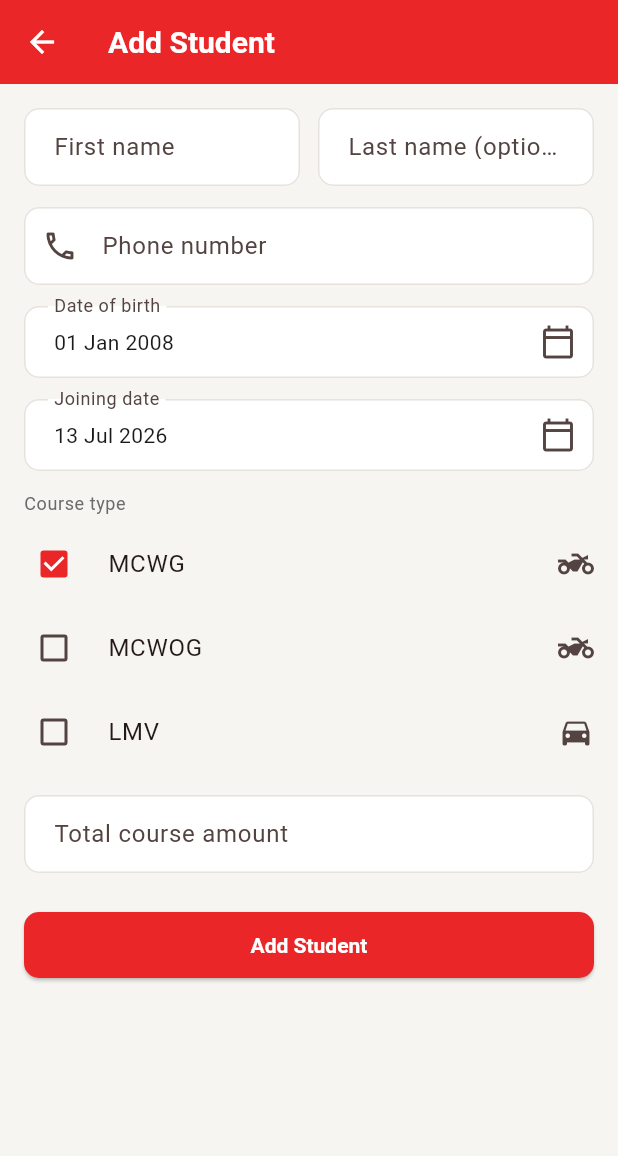
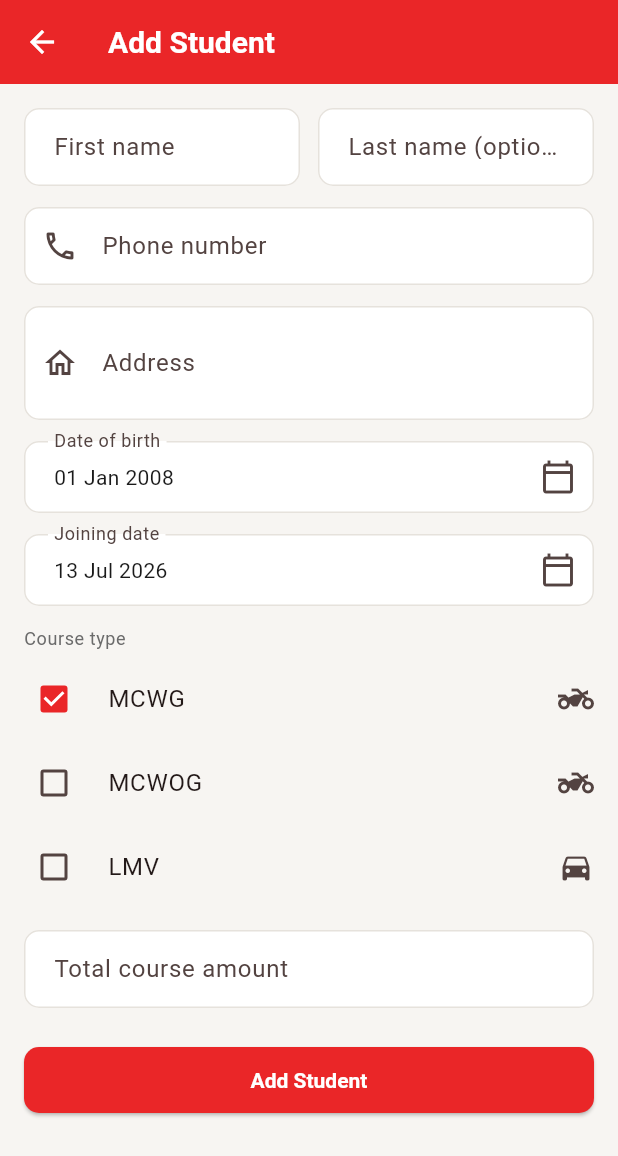
Before and after one commit to nonametechpros/priyadharshini-fee-management, a Flutter app: the AddEditStudentScreen screen opened directly, on a phone screen of 412 x 824 dp. Shown: the top 1156 px of the screen. Run offline on Flutter 3.47's test engine with Material 3 defaults, Android fonts, the phone set to English and light mode, and no system bars; our stand-ins replace cloud_firestore, firebase_auth, firebase_core, fl_chart, flutter_riverpod, pdf and 1 more; accounts and stored records are empty.

Commit message:
Add required address field to student records
Address is now captured on Add/Edit Student as a required, multiline
field and shown on the student detail screen.

Co-Authored-By: Claude Sonnet 5 <noreply@anthropic.com>

```diff
--- a/lib/models/student.dart
+++ b/lib/models/student.dart
@@ -9,6 +9,7 @@ class Student {
   final DateTime dateOfBirth;
   final String emailId;
   final String phoneNumber;
+  final String address;
   final DateTime joiningDate;
   final Set<CourseType> courseTypes;
   final double totalAmount;
@@ -25,6 +26,7 @@ class Student {
     required this.dateOfBirth,
     required this.emailId,
     required this.phoneNumber,
+    required this.address,
     required this.joiningDate,
     required this.courseTypes,
     required this.totalAmount,
@@ -59,6 +61,7 @@ class Student {
       dateOfBirth: (data['dateOfBirth'] as Timestamp?)?.toDate() ?? DateTime(2000),
       emailId: data['emailId'] as String? ?? '',
       phoneNumber: data['phoneNumber'] as String? ?? '',
+      address: data['address'] as String? ?? '',
       joiningDate: (data['joiningDate'] as Timestamp?)?.toDate() ?? DateTime.now(),
       // Falls back to the legacy single `courseType` field for documents
       // written before multi-select course types were supported.
@@ -81,6 +84,7 @@ class Student {
       'dateOfBirth': Timestamp.fromDate(dateOfBirth),
       'emailId': emailId,
       'phoneNumber': phoneNumber,
+      'address': address,
       'joiningDate': Timestamp.fromDate(joiningDate),
       'courseTypes': courseTypes.map((c) => c.name).toList(),
       'totalAmount': totalAmount,
--- a/lib/screens/students/add_edit_student_screen.dart
+++ b/lib/screens/students/add_edit_student_screen.dart
@@ -22,6 +22,7 @@ class _AddEditStudentScreenState extends ConsumerState<AddEditStudentScreen> {
   late final TextEditingController _firstNameController;
   late final TextEditingController _lastNameController;
   late final TextEditingController _phoneController;
+  late final TextEditingController _addressController;
   late final TextEditingController _amountController;
   late DateTime _dateOfBirth;
   late DateTime _joiningDate;
@@ -36,6 +37,7 @@ class _AddEditStudentScreenState extends ConsumerState<AddEditStudentScreen> {
     _firstNameController = TextEditingController(text: existing?.firstName ?? '');
     _lastNameController = TextEditingController(text: existing?.lastName ?? '');
     _phoneController = TextEditingController(text: existing?.phoneNumber ?? '');
+    _addressController = TextEditingController(text: existing?.address ?? '');
     _amountController = TextEditingController(text: existing != null ? existing.totalAmount.toStringAsFixed(0) : '');
     _dateOfBirth = existing?.dateOfBirth ?? DateTime(DateTime.now().year - 18, 1, 1);
     _joiningDate = existing?.joiningDate ?? DateTime.now();
@@ -47,6 +49,7 @@ class _AddEditStudentScreenState extends ConsumerState<AddEditStudentScreen> {
     _firstNameController.dispose();
     _lastNameController.dispose();
     _phoneController.dispose();
+    _addressController.dispose();
     _amountController.dispose();
     super.dispose();
   }
@@ -85,6 +88,7 @@ class _AddEditStudentScreenState extends ConsumerState<AddEditStudentScreen> {
         dateOfBirth: _dateOfBirth,
         emailId: existing?.emailId ?? '',
         phoneNumber: _phoneController.text.trim(),
+        address: _addressController.text.trim(),
         joiningDate: _joiningDate,
         courseTypes: _courseTypes,
         totalAmount: double.parse(_amountController.text.trim()),
@@ -145,6 +149,16 @@ class _AddEditStudentScreenState extends ConsumerState<AddEditStudentScreen> {
                   if (!RegExp(r'^\d{10}$').hasMatch(v.trim())) return 'Enter a valid 10-digit phone number';
                   return null;
                 },
+              ),
+              const SizedBox(height: 14),
+              TextFormField(
+                controller: _addressController,
+                keyboardType: TextInputType.multiline,
+                textInputAction: TextInputAction.newline,
+                minLines: 2,
+                maxLines: null,
+                decoration: const InputDecoration(labelText: 'Address', prefixIcon: Icon(Icons.home_outlined)),
+                validator: (v) => (v == null || v.trim().isEmpty) ? 'Required' : null,
               ),
               const SizedBox(height: 14),
               _DateField(
--- a/lib/screens/students/student_detail_screen.dart
+++ b/lib/screens/students/student_detail_screen.dart
@@ -89,6 +89,7 @@ class _StudentDetailBody extends ConsumerWidget {
                   const SizedBox(height: 6),
                   Text(student.phoneNumber, style: Theme.of(context).textTheme.bodySmall),
                   const Divider(height: 28),
+                  _DetailRow(label: 'Address', value: student.address),
                   _DetailRow(label: 'Course', value: student.courseTypesLabel),
                   _DetailRow(label: 'Date of birth', value: formatDate(student.dateOfBirth)),
                   _DetailRow(label: 'Joining date', value: formatDate(student.joiningDate)),
```
